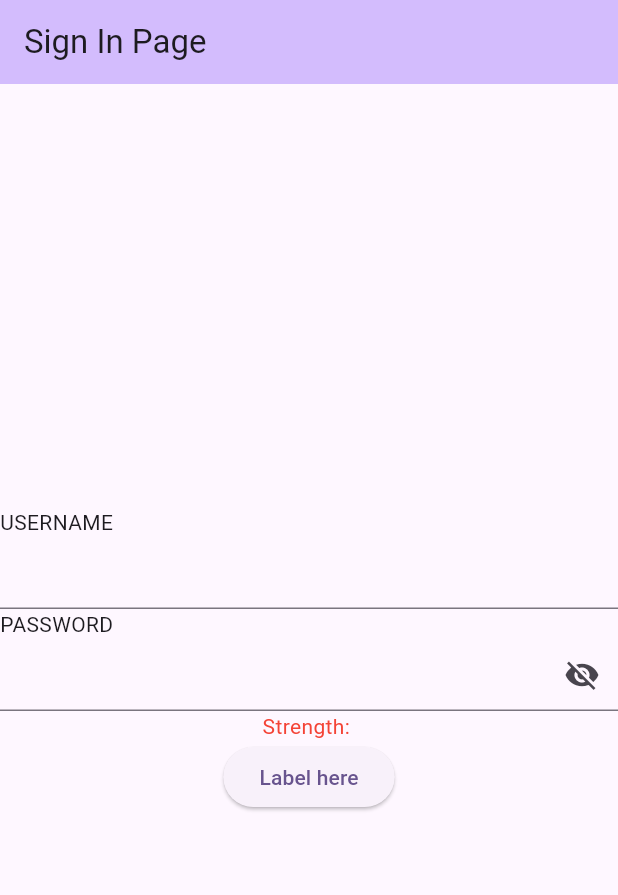
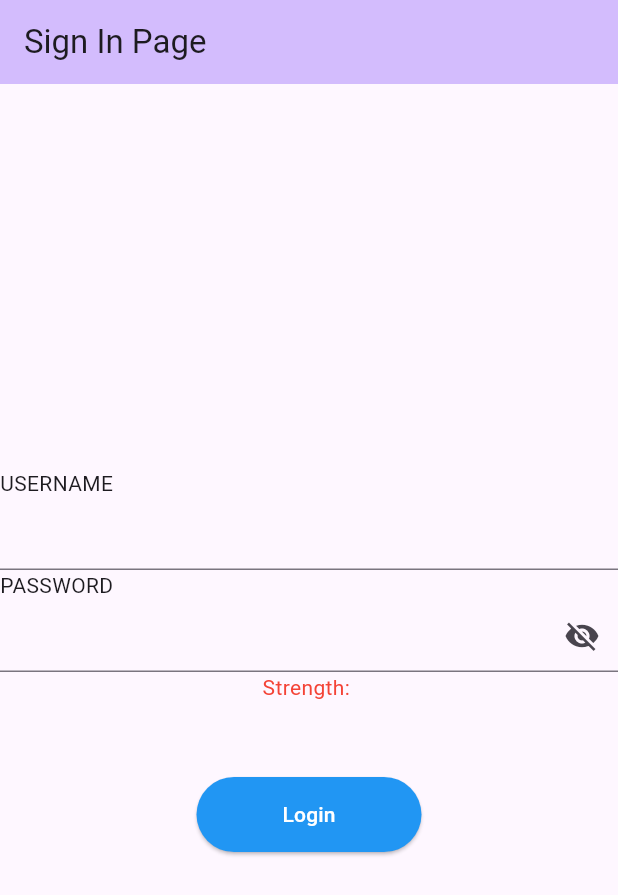
Before and after one commit to ciit-thedannified/cs319_dart_playground, a Flutter app: the SignInPage screen opened directly, on a phone screen of 412 x 824 dp. Shown: the top 895 px of the screen. Run offline on Flutter 3.47's test engine with Material 3 defaults, Android fonts, the phone set to English and light mode, and no system bars; our stand-ins replace email_validator.

Commit message:
Task #3 - Finished Username and Password will be printed to the console on press, Added Style to the button

```diff
--- a/lib/signin.dart
+++ b/lib/signin.dart
@@ -56,6 +56,8 @@ class _SignInPageState extends State<SignInPage> {
     });
   }
 }
+
+  get blue => null;
 
   @override
   Widget build(BuildContext context) {
@@ -141,10 +143,25 @@ class _SignInPageState extends State<SignInPage> {
              */
 
             // TASK #3 STARTS HERE
-            ElevatedButton(
-                onPressed: () {},
-                child: const Text("Label here"),
-            ),
+            const SizedBox(height: 50),
+            SizedBox(
+              width: 150, //Width Size of the button
+              height: 50, // Height of the button
+           child:  ElevatedButton(
+                onPressed: () {
+
+                   print("Username:"+ _username.text); //Print Username to console
+                   print("Password:"+_password.text); //Print Password to console
+
+                },
+                child: const Text("Login"),
+             style: ButtonStyle( // Used to style the button
+               backgroundColor: WidgetStateProperty.all(Colors.blue), // button color
+               foregroundColor: WidgetStateProperty.all(Colors.white), //text color
+              ),
+             ),
+            )
+
             // TASK #3 ENDS HERE
           ],
         )
```
